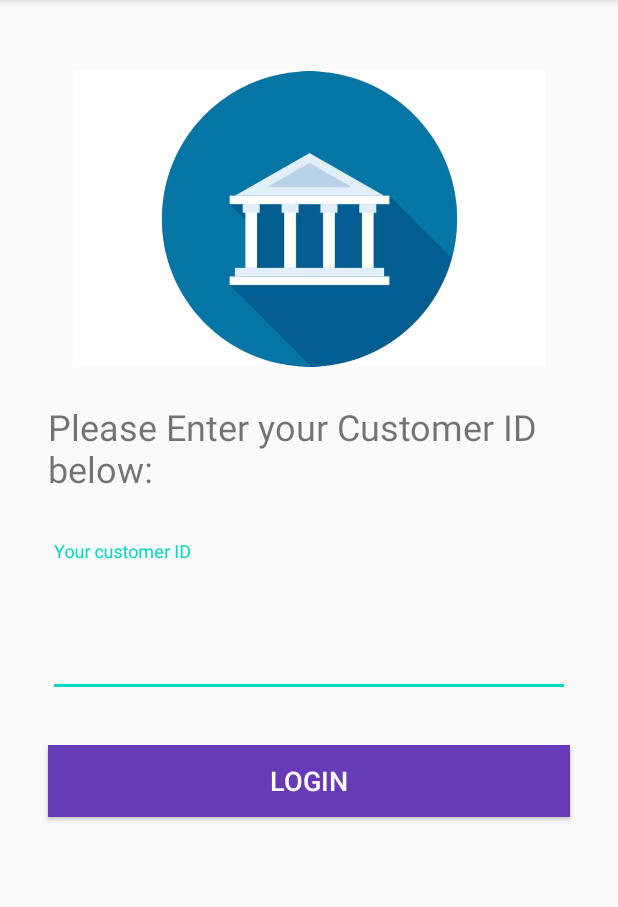
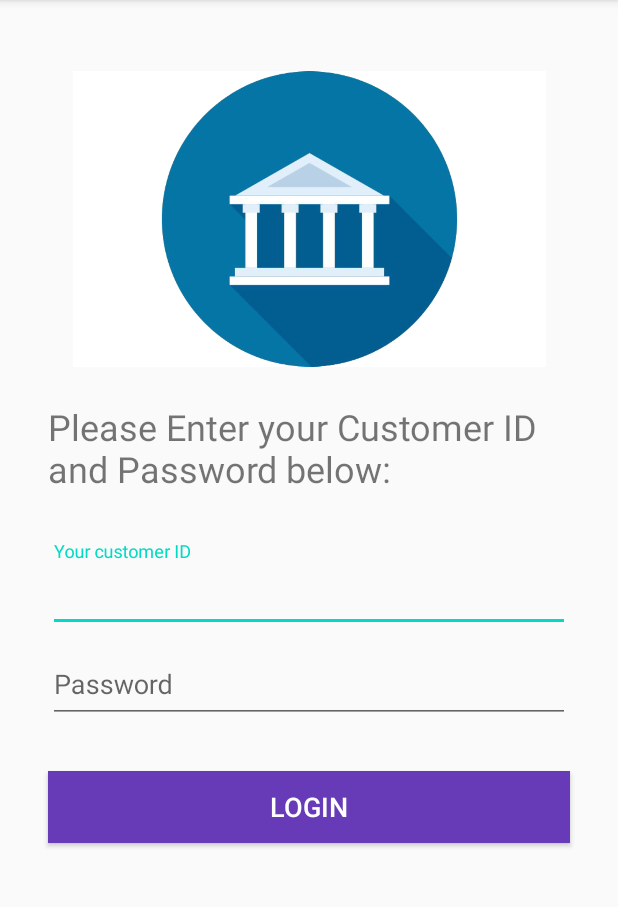
Before and after one commit to rishabh-khurana/ioT-BankingApp, an Android app: the screen it shows after launch (MainActivity), on a phone screen of 412 x 824 dp, the part 84-991 px from its top. Run offline under Robolectric (Android 15) with nearby library versions, the phone set to English and light mode, and no system bars.

Commit message:
password func added

```diff
--- a/app/src/main/java/com/example/bankassist/MainActivity.kt
+++ b/app/src/main/java/com/example/bankassist/MainActivity.kt
@@ -1,5 +1,5 @@
 package com.example.bankassist
-
+// TODO:install a native database
 import androidx.appcompat.app.AppCompatActivity
 import android.os.Bundle
 import android.view.View
@@ -11,16 +11,19 @@ class MainActivity : AppCompatActivity() {
         super.onCreate(savedInstanceState)
         setContentView(R.layout.activity_main)
 
-        // customer number from database
-        val cutomerNumber = 123456
+        // customer number from database for testing
+        var cutomerNumber = 123456
         // login button from login Page
         val loginButton = findViewById<Button>(R.id.loginButton)
         // customer number entered by user
         val customerInput = findViewById<View>(R.id.customerInput)
+        // password entered by user
+        val customerPass = findViewById<View>(R.id.customerInput)
 
-        loginButton.setOnClickListener {
-            // TODO : check if customer ID exists in database
-            // TODO : if not show error message
-        }
+//        loginButton.setOnClickListener {
+//            // TODO : check if customer ID exists in database and then password
+//            // TODO : if password or ID does not exist show error messaage
+//            // TODO : if all is correct naviaget to bank services view
+//        }
     }
 }
--- a/app/src/main/res/layout/activity_main.xml
+++ b/app/src/main/res/layout/activity_main.xml
@@ -25,7 +25,7 @@
         android:layout_marginTop="8dp"
         android:layout_marginEnd="32dp"
         android:layout_marginRight="32dp"
-        android:text="Please Enter your Customer ID below:"
+        android:text="Please Enter your Customer ID  and Password below:"
         android:textSize="24sp"
         android:visibility="visible"
         app:layout_constraintEnd_toEndOf="parent"
@@ -51,8 +51,31 @@
 
         <com.google.android.material.textfield.TextInputEditText
             android:layout_width="match_parent"
-            android:layout_height="93dp"
-            android:textSize="36sp" />
+            android:layout_height="50dp"
+            android:textSize="18sp" />
+
+    </com.google.android.material.textfield.TextInputLayout>
+
+    <com.google.android.material.textfield.TextInputLayout
+        android:id="@+id/customerPassword"
+        android:layout_width="0dp"
+        android:layout_height="wrap_content"
+        android:layout_marginStart="32dp"
+        android:layout_marginLeft="32dp"
+        android:layout_marginEnd="32dp"
+        android:layout_marginRight="32dp"
+        android:hint="Password"
+        app:hintEnabled="true"
+        app:layout_constraintEnd_toEndOf="parent"
+        app:layout_constraintHorizontal_bias="0.0"
+        app:layout_constraintStart_toStartOf="parent"
+        app:layout_constraintTop_toBottomOf="@+id/customerInput">
+
+        <com.google.android.material.textfield.TextInputEditText
+            android:layout_width="match_parent"
+            android:layout_height="50dp"
+            android:textSize="18sp" />
+
     </com.google.android.material.textfield.TextInputLayout>
 
     <Button
@@ -69,8 +92,8 @@
         android:textColor="#FFFFFF"
         android:textSize="18sp"
         app:layout_constraintEnd_toEndOf="parent"
-        app:layout_constraintHorizontal_bias="1.0"
+        app:layout_constraintHorizontal_bias="0.0"
         app:layout_constraintStart_toStartOf="parent"
-        app:layout_constraintTop_toBottomOf="@+id/customerInput" />
+        app:layout_constraintTop_toBottomOf="@+id/customerPassword" />
 
 </androidx.constraintlayout.widget.ConstraintLayout>
```
